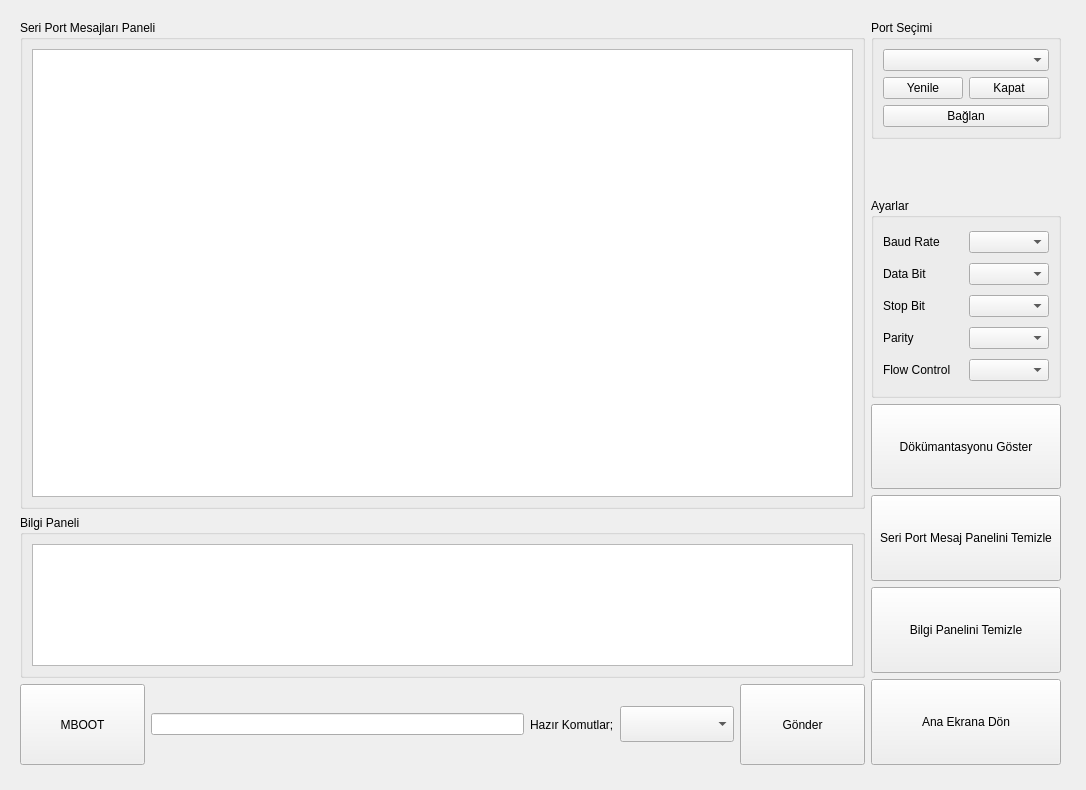
First picture: the form in ui/log_alma_screen.ui, repository cihansenyuz/system_controller, before the edit.
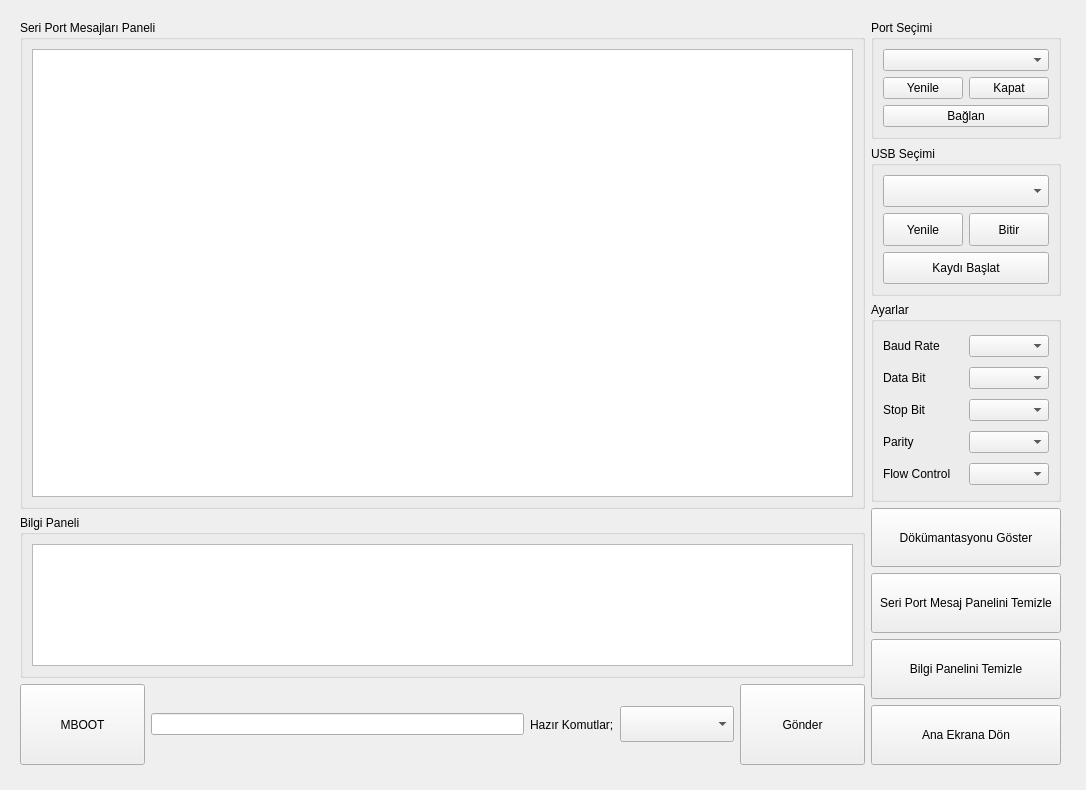
Second picture: the form after the edit.

Commit message: fix missing USB drive group box

```diff
--- a/ui/log_alma_screen.ui
+++ b/ui/log_alma_screen.ui
@@ -147,7 +147,7 @@
      </layout>
     </item>
     <item>
-     <layout class="QVBoxLayout" name="verticalLayout_3" stretch="2,2,1,1,1,1">
+     <layout class="QVBoxLayout" name="verticalLayout_3" stretch="2,0,2,1,1,1,1">
       <item alignment="Qt::AlignmentFlag::AlignTop">
        <widget class="QGroupBox" name="groupBox">
         <property name="enabled">
@@ -234,6 +234,89 @@
         </layout>
        </widget>
       </item>
+      <item>
+       <widget class="QGroupBox" name="groupBox_5">
+        <property name="sizePolicy">
+         <sizepolicy hsizetype="Preferred" vsizetype="Minimum">
+          <horstretch>0</horstretch>
+          <verstretch>0</verstretch>
+         </sizepolicy>
+        </property>
+        <property name="minimumSize">
+         <size>
+          <width>0</width>
+          <height>150</height>
+         </size>
+        </property>
+        <property name="title">
+         <string>USB Seçimi</string>
+        </property>
+        <layout class="QVBoxLayout" name="verticalLayout_7">
+         <item>
+          <widget class="QComboBox" name="usbPortBox">
+           <property name="sizePolicy">
+            <sizepolicy hsizetype="Preferred" vsizetype="Minimum">
+             <horstretch>0</horstretch>
+             <verstretch>0</verstretch>
+            </sizepolicy>
+           </property>
+          </widget>
+         </item>
+         <item>
+          <layout class="QHBoxLayout" name="horizontalLayout_9">
+           <property name="sizeConstraint">
+            <enum>QLayout::SizeConstraint::SetMinimumSize</enum>
+           </property>
+           <item>
+            <widget class="QPushButton" name="usbPortYenileButton">
+             <property name="sizePolicy">
+              <sizepolicy hsizetype="Minimum" vsizetype="Minimum">
+               <horstretch>0</horstretch>
+               <verstretch>0</verstretch>
+              </sizepolicy>
+             </property>
+             <property name="text">
+              <string>Yenile</string>
+             </property>
+            </widget>
+           </item>
+           <item>
+            <widget class="QPushButton" name="bitirButton">
+             <property name="sizePolicy">
+              <sizepolicy hsizetype="Minimum" vsizetype="Minimum">
+               <horstretch>0</horstretch>
+               <verstretch>0</verstretch>
+              </sizepolicy>
+             </property>
+             <property name="text">
+              <string>Bitir</string>
+             </property>
+            </widget>
+           </item>
+          </layout>
+         </item>
+         <item>
+          <widget class="QPushButton" name="kaydetButton">
+           <property name="sizePolicy">
+            <sizepolicy hsizetype="Minimum" vsizetype="Minimum">
+             <horstretch>0</horstretch>
+             <verstretch>0</verstretch>
+            </sizepolicy>
+           </property>
+           <property name="minimumSize">
+            <size>
+             <width>125</width>
+             <height>0</height>
+            </size>
+           </property>
+           <property name="text">
+            <string>Kaydı Başlat</string>
+           </property>
+          </widget>
+         </item>
+        </layout>
+       </widget>
+      </item>
       <item>
        <widget class="QGroupBox" name="groupBox_2">
         <property name="sizePolicy">
```
The commit also changes 3 other files.
